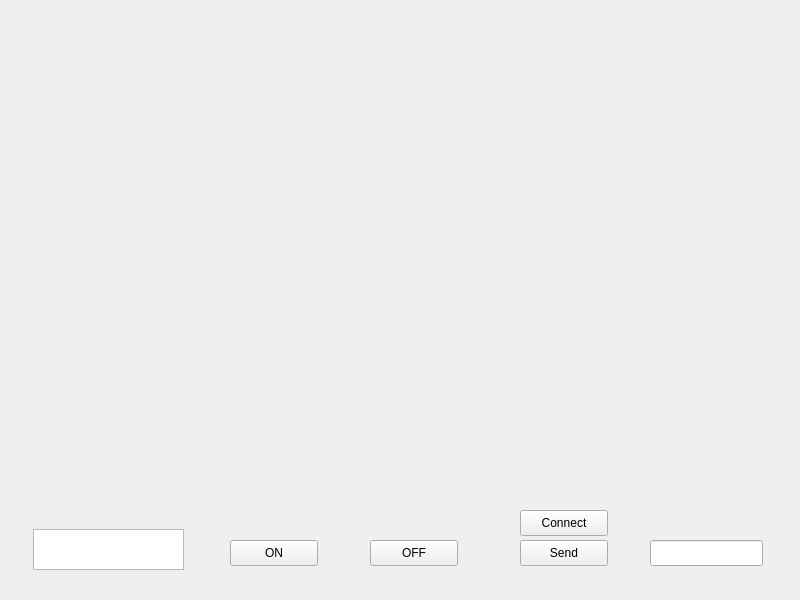
Before: the Qt Designer form QT_Prj/qt_gst_26_1_1/ui/widget.ui in LightCute/VideoCall, drawn with Qt 5.
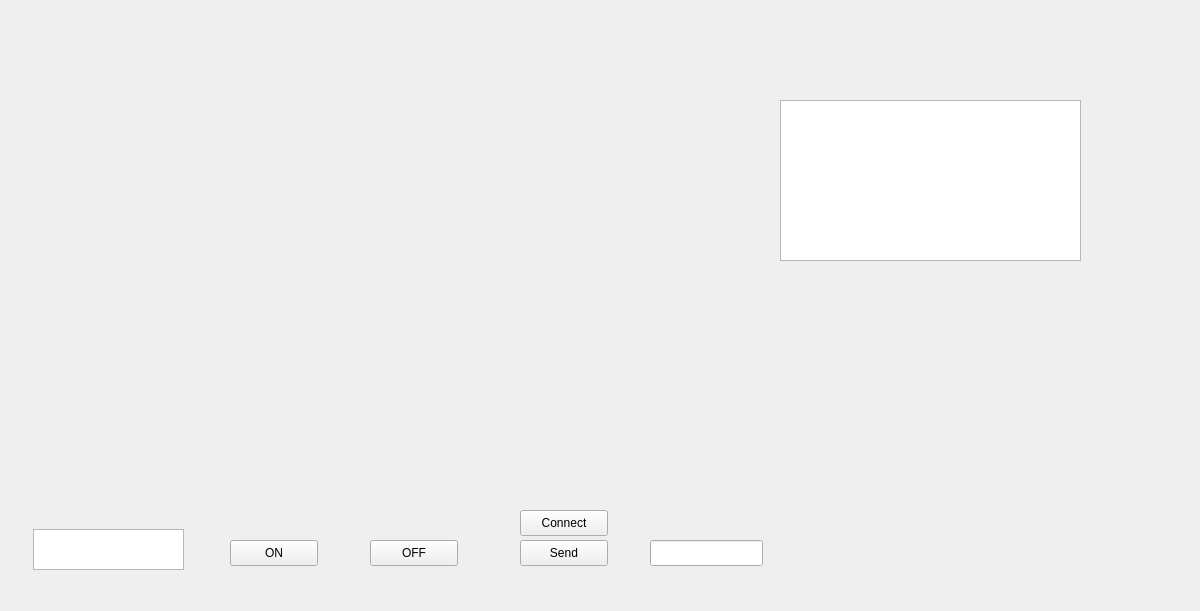
After: the same form once the commit is applied.

Commit message: Light_26_1_19_Client_Broadcast_onlineUsers

```diff
--- a/QT_Prj/qt_gst_26_1_1/ui/widget.ui
+++ b/QT_Prj/qt_gst_26_1_1/ui/widget.ui
@@ -6,8 +6,8 @@
    <rect>
     <x>0</x>
     <y>0</y>
-    <width>800</width>
-    <height>600</height>
+    <width>1200</width>
+    <height>611</height>
    </rect>
   </property>
   <property name="windowTitle">
@@ -95,6 +95,16 @@
     <string>Connect</string>
    </property>
   </widget>
+  <widget class="QPlainTextEdit" name="text_onlineUsers">
+   <property name="geometry">
+    <rect>
+     <x>780</x>
+     <y>100</y>
+     <width>301</width>
+     <height>161</height>
+    </rect>
+   </property>
+  </widget>
  </widget>
  <resources/>
  <connections/>
```
The commit also changes 11 other files.
